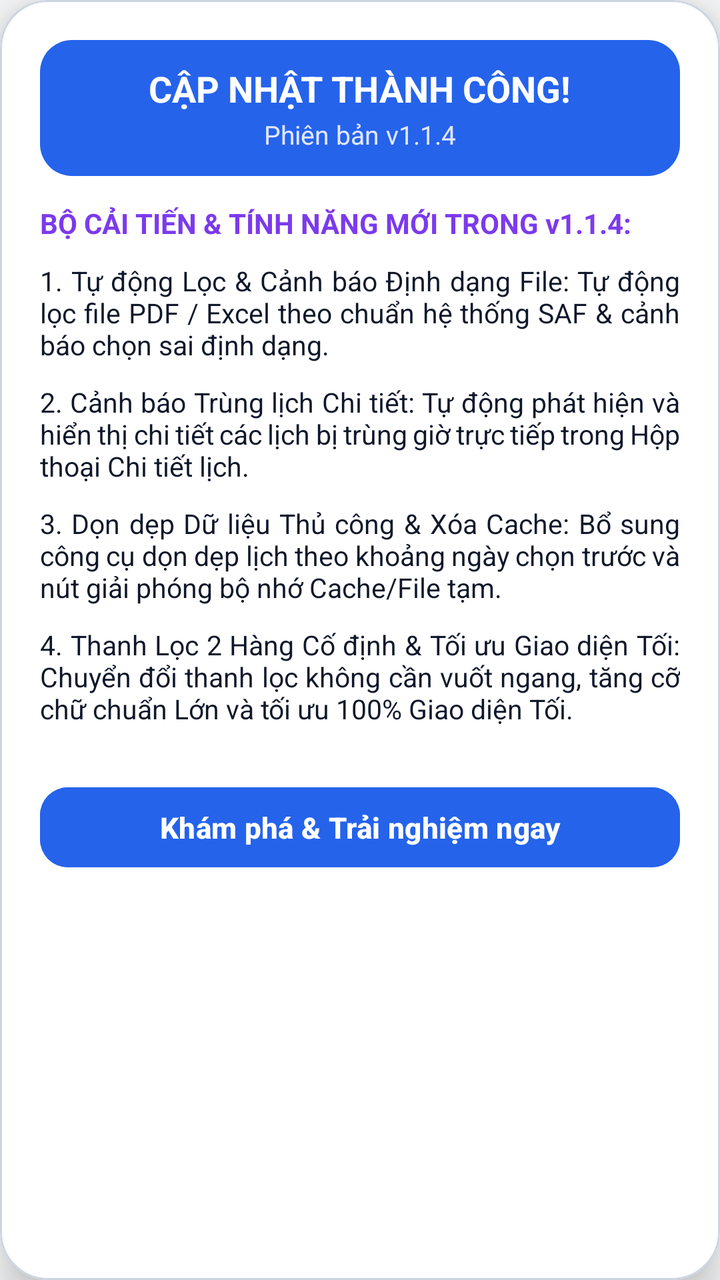
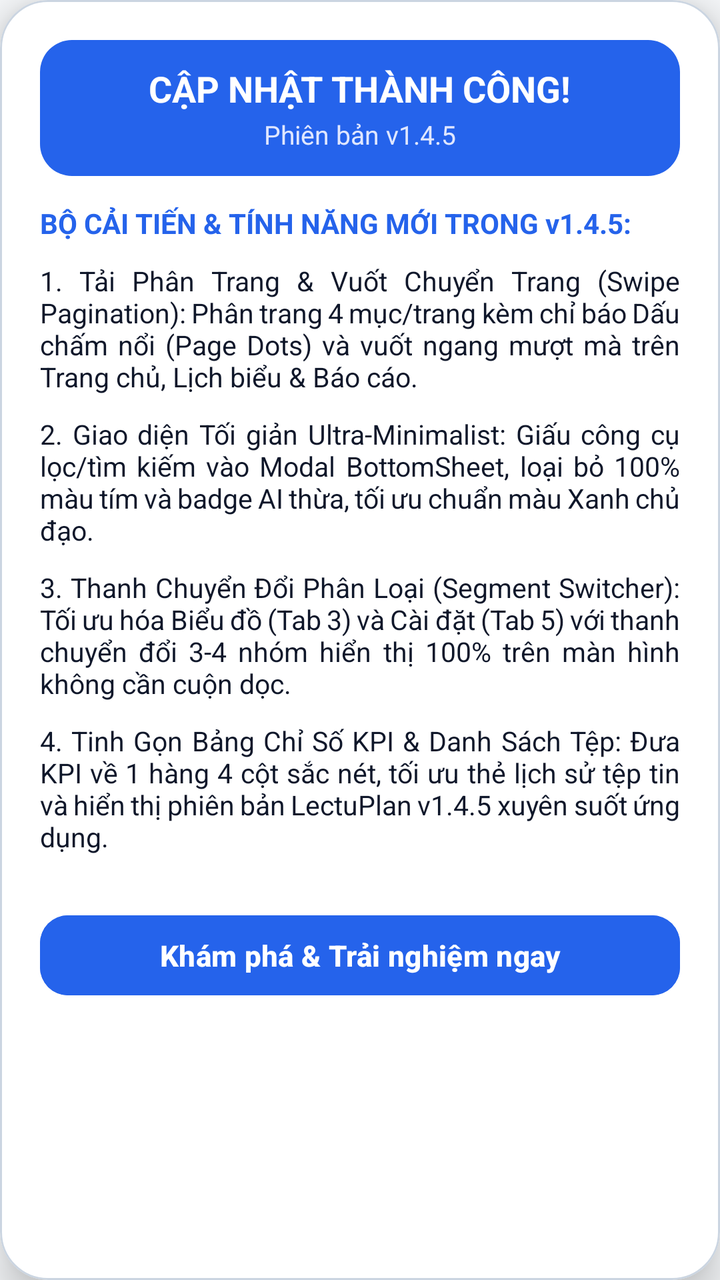

The first picture is an Android layout as it rendered before a commit; the second is the same layout after the commit. The layout source and the unified diff follow.
<!-- AndroidManifest.xml: application theme Theme.LectuPlan -->
<!-- res/layout/dialog_whats_new.xml -->
<?xml version="1.0" encoding="utf-8"?>
<com.google.android.material.card.MaterialCardView
    xmlns:android="http://schemas.android.com/apk/res/android"
    xmlns:app="http://schemas.android.com/apk/res-auto"
    android:layout_width="match_parent"
    android:layout_height="wrap_content"
    android:layout_margin="16dp"
    app:cardCornerRadius="24dp"
    app:cardElevation="12dp"
    app:strokeWidth="1dp"
    app:strokeColor="@color/border_default"
    app:cardBackgroundColor="@color/surface_card">

    <LinearLayout
        android:layout_width="match_parent"
        android:layout_height="wrap_content"
        android:orientation="vertical"
        android:padding="20dp">

        
        <LinearLayout
            android:layout_width="match_parent"
            android:layout_height="wrap_content"
            android:orientation="vertical"
            android:gravity="center"
            android:padding="12dp"
            android:background="@drawable/bg_chip_selected"
            android:layout_marginBottom="14dp">

            <TextView
                android:layout_width="wrap_content"
                android:layout_height="wrap_content"
                android:text="CẬP NHẬT THÀNH CÔNG!"
                android:textColor="#FFFFFF"
                android:textSize="18sp"
                android:textStyle="bold" />

            <TextView
                android:id="@+id/tvWhatsNewVersion"
                android:layout_width="wrap_content"
                android:layout_height="wrap_content"
                android:layout_marginTop="2dp"
                android:text="Phiên bản v1.1.4"
                android:textColor="#E0E7FF"
                android:textSize="13sp" />
        </LinearLayout>

        <TextView
            android:layout_width="wrap_content"
            android:layout_height="wrap_content"
            android:text="BỘ CẢI TIẾN &amp; TÍNH NĂNG MỚI TRONG v1.1.4:"
            android:textColor="@color/accent_purple"
            android:textSize="14sp"
            android:textStyle="bold"
            android:layout_marginBottom="10dp" />

        
        <androidx.core.widget.NestedScrollView
            android:layout_width="match_parent"
            android:layout_height="0dp"
            android:layout_weight="1"
            android:fillViewport="true"
            android:scrollbars="vertical"
            android:layout_marginBottom="16dp">

            <LinearLayout
                android:layout_width="match_parent"
                android:layout_height="wrap_content"
                android:orientation="vertical">

                <TextView
                    android:layout_width="match_parent"
                    android:layout_height="wrap_content"
                    android:text="1. Tự động Lọc &amp; Cảnh báo Định dạng File: Tự động lọc file PDF / Excel theo chuẩn hệ thống SAF &amp; cảnh báo chọn sai định dạng."
                    android:textSize="13.5sp"
                    android:textColor="@color/text_primary"
                    android:justificationMode="inter_word"
                    android:layout_marginBottom="10dp" />

                <TextView
                    android:layout_width="match_parent"
                    android:layout_height="wrap_content"
                    android:text="2. Cảnh báo Trùng lịch Chi tiết: Tự động phát hiện và hiển thị chi tiết các lịch bị trùng giờ trực tiếp trong Hộp thoại Chi tiết lịch."
                    android:textSize="13.5sp"
                    android:textColor="@color/text_primary"
                    android:justificationMode="inter_word"
                    android:layout_marginBottom="10dp" />

                <TextView
                    android:layout_width="match_parent"
                    android:layout_height="wrap_content"
                    android:text="3. Dọn dẹp Dữ liệu Thủ công &amp; Xóa Cache: Bổ sung công cụ dọn dẹp lịch theo khoảng ngày chọn trước và nút giải phóng bộ nhớ Cache/File tạm."
                    android:textSize="13.5sp"
                    android:textColor="@color/text_primary"
                    android:justificationMode="inter_word"
                    android:layout_marginBottom="10dp" />

                <TextView
                    android:layout_width="match_parent"
                    android:layout_height="wrap_content"
                    android:text="4. Thanh Lọc 2 Hàng Cố định &amp; Tối ưu Giao diện Tối: Chuyển đổi thanh lọc không cần vuốt ngang, tăng cỡ chữ chuẩn Lớn và tối ưu 100% Giao diện Tối."
                    android:textSize="13.5sp"
                    android:textColor="@color/text_primary"
                    android:justificationMode="inter_word"
                    android:layout_marginBottom="10dp" />

            </LinearLayout>
        </androidx.core.widget.NestedScrollView>

        <com.google.android.material.button.MaterialButton
            android:id="@+id/btnWhatsNewClose"
            android:layout_width="match_parent"
            android:layout_height="48dp"
            android:text="Khám phá &amp; Trải nghiệm ngay"
            android:textColor="#FFFFFF"
            android:backgroundTint="#2563EB"
            android:textSize="14.5sp"
            android:textStyle="bold"
            app:cornerRadius="14dp" />

    </LinearLayout>
</com.google.android.material.card.MaterialCardView>
<!-- resources referenced by this layout -->
<resources>
  <color name="accent_purple">#7C3AED</color>
  <color name="border_default">#CBD5E1</color>
  <color name="surface_card">#FFFFFF</color>
  <color name="text_primary">#0F172A</color>
  <!-- drawable bg_chip_selected (drawable) -->
  <?xml version="1.0" encoding="utf-8"?>
  <shape xmlns:android="http://schemas.android.com/apk/res/android"
      android:shape="rectangle">
      <solid android:color="#2563EB" />
      <corners android:radius="16dp" />
  </shape>
  <style name="Theme.LectuPlan" parent="Base.Theme.LectuPlan" />
  <style name="Base.Theme.LectuPlan" parent="Theme.Material3.DayNight.NoActionBar">
          <item name="android:windowBackground">@color/window_background</item>
          <item name="colorSurface">@color/surface_card</item>
          <item name="colorOnSurface">@color/text_primary</item>
          <item name="colorSurfaceVariant">@color/surface_card_secondary</item>
          <item name="colorOnSurfaceVariant">@color/text_secondary</item>
          <item name="elevationOverlayEnabled">false</item>
          
          <item name="android:windowLightStatusBar" tools:targetApi="23">true</item>
          <item name="android:windowLightNavigationBar" tools:targetApi="27">true</item>
      </style>
  <color name="window_background">#F8FAFC</color>
  <color name="surface_card_secondary">#F1F5F9</color>
  <color name="text_secondary">#475569</color>
</resources>

<!-- the commit's change to res/layout/dialog_whats_new.xml (unified diff, before → after) -->
@@ -40,7 +40,7 @@
                 android:layout_width="wrap_content"
                 android:layout_height="wrap_content"
                 android:layout_marginTop="2dp"
-                android:text="Phiên bản v1.1.4"
+                android:text="Phiên bản v1.4.5"
                 android:textColor="#E0E7FF"
                 android:textSize="13sp" />
         </LinearLayout>
@@ -48,8 +48,8 @@
         <TextView
             android:layout_width="wrap_content"
             android:layout_height="wrap_content"
-            android:text="BỘ CẢI TIẾN &amp; TÍNH NĂNG MỚI TRONG v1.1.4:"
-            android:textColor="@color/accent_purple"
+            android:text="BỘ CẢI TIẾN &amp; TÍNH NĂNG MỚI TRONG v1.4.5:"
+            android:textColor="#2563EB"
             android:textSize="14sp"
             android:textStyle="bold"
             android:layout_marginBottom="10dp" />
@@ -71,7 +71,7 @@
                 <TextView
                     android:layout_width="match_parent"
                     android:layout_height="wrap_content"
-                    android:text="1. Tự động Lọc &amp; Cảnh báo Định dạng File: Tự động lọc file PDF / Excel theo chuẩn hệ thống SAF &amp; cảnh báo chọn sai định dạng."
+                    android:text="1. Tải Phân Trang &amp; Vuốt Chuyển Trang (Swipe Pagination): Phân trang 4 mục/trang kèm chỉ báo Dấu chấm nổi (Page Dots) và vuốt ngang mượt mà trên Trang chủ, Lịch biểu &amp; Báo cáo."
                     android:textSize="13.5sp"
                     android:textColor="@color/text_primary"
                     android:justificationMode="inter_word"
@@ -80,7 +80,7 @@
                 <TextView
                     android:layout_width="match_parent"
                     android:layout_height="wrap_content"
-                    android:text="2. Cảnh báo Trùng lịch Chi tiết: Tự động phát hiện và hiển thị chi tiết các lịch bị trùng giờ trực tiếp trong Hộp thoại Chi tiết lịch."
+                    android:text="2. Giao diện Tối giản Ultra-Minimalist: Giấu công cụ lọc/tìm kiếm vào Modal BottomSheet, loại bỏ 100% màu tím và badge AI thừa, tối ưu chuẩn màu Xanh chủ đạo."
                     android:textSize="13.5sp"
                     android:textColor="@color/text_primary"
                     android:justificationMode="inter_word"
@@ -89,7 +89,7 @@
                 <TextView
                     android:layout_width="match_parent"
                     android:layout_height="wrap_content"
-                    android:text="3. Dọn dẹp Dữ liệu Thủ công &amp; Xóa Cache: Bổ sung công cụ dọn dẹp lịch theo khoảng ngày chọn trước và nút giải phóng bộ nhớ Cache/File tạm."
+                    android:text="3. Thanh Chuyển Đổi Phân Loại (Segment Switcher): Tối ưu hóa Biểu đồ (Tab 3) và Cài đặt (Tab 5) với thanh chuyển đổi 3-4 nhóm hiển thị 100% trên màn hình không cần cuộn dọc."
                     android:textSize="13.5sp"
                     android:textColor="@color/text_primary"
                     android:justificationMode="inter_word"
@@ -98,7 +98,7 @@
                 <TextView
                     android:layout_width="match_parent"
                     android:layout_height="wrap_content"
-                    android:text="4. Thanh Lọc 2 Hàng Cố định &amp; Tối ưu Giao diện Tối: Chuyển đổi thanh lọc không cần vuốt ngang, tăng cỡ chữ chuẩn Lớn và tối ưu 100% Giao diện Tối."
+                    android:text="4. Tinh Gọn Bảng Chỉ Số KPI &amp; Danh Sách Tệp: Đưa KPI về 1 hàng 4 cột sắc nét, tối ưu thẻ lịch sử tệp tin và hiển thị phiên bản LectuPlan v1.4.5 xuyên suốt ứng dụng."
                     android:textSize="13.5sp"
                     android:textColor="@color/text_primary"
                     android:justificationMode="inter_word"
<!-- resource entries referenced after the edit -->
@@ -1,6 +1,5 @@
 <!-- resources referenced by this layout -->
 <resources>
-  <color name="accent_purple">#7C3AED</color>
   <color name="border_default">#CBD5E1</color>
   <color name="surface_card">#FFFFFF</color>
   <color name="text_primary">#0F172A</color>
